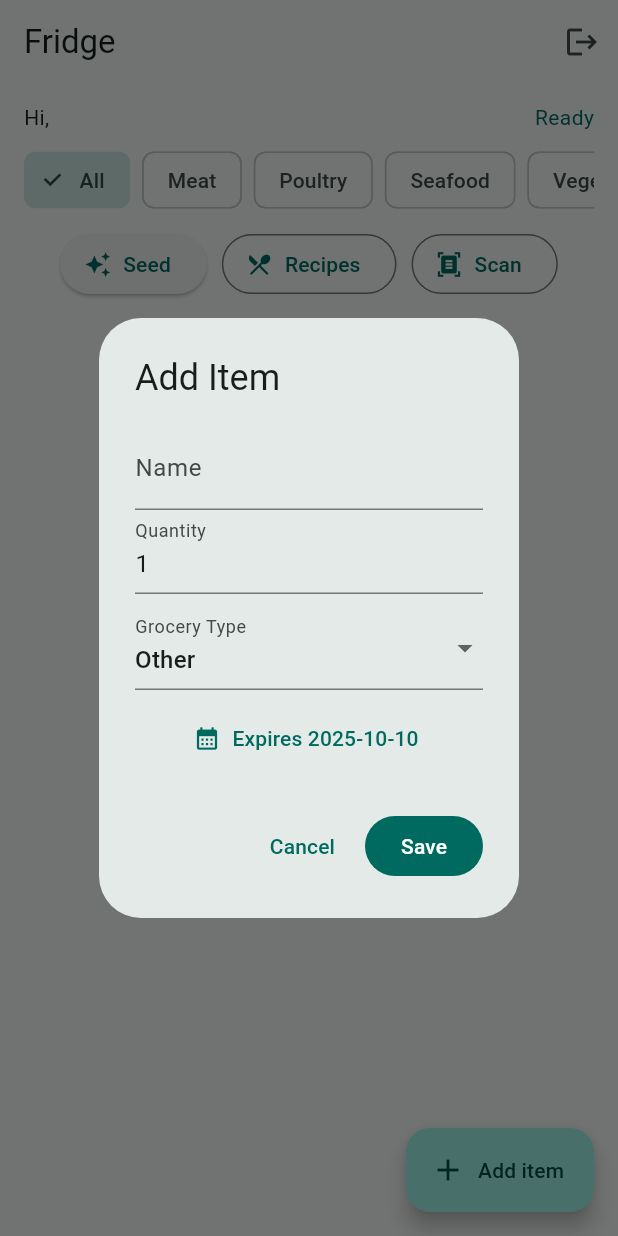
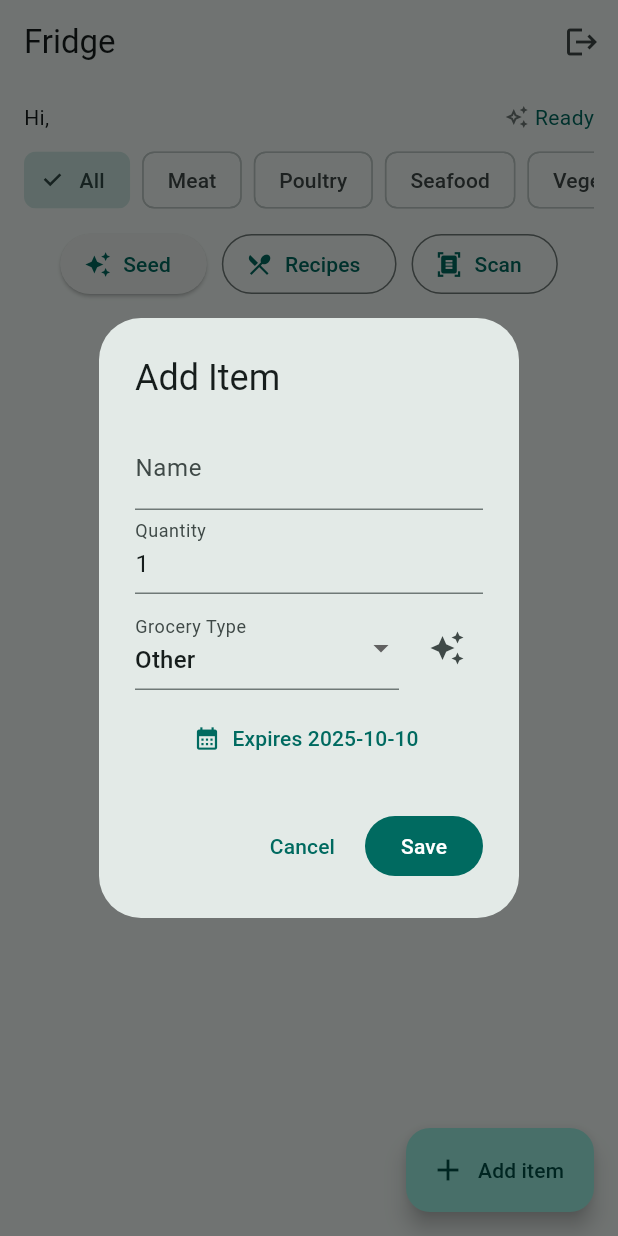
Before and after one commit to damo8852/fridge, a Flutter app: the screen it shows once a user with an empty profile is signed in, after a tap on "Add item", on a phone screen of 412 x 824 dp. Run offline on Flutter 3.47's test engine with Material 3 defaults, Android fonts, the phone set to English and light mode, and no system bars; our stand-ins replace cloud_firestore, cloud_functions, firebase_auth, firebase_core, flutter_local_notifications, google_sign_in and 2 more; missing offline and left inert: google_mlkit_text_recognition, mobile_scanner; accounts and stored records are empty; network calls fail.

```diff
--- a/lib/screens/home.dart
+++ b/lib/screens/home.dart
@@ -5,6 +5,7 @@ import 'package:cloud_firestore/cloud_firestore.dart';
 import '../services/auth.dart';
 import '../services/recipes.dart';
 import '../services/notifications.dart';
+import '../services/llm_service.dart';
 import '../widgets/item_tile.dart';
 import '../models/grocery_type.dart';
 import 'scan.dart';
@@ -22,6 +23,20 @@ class _HomePageState extends State<HomePage> {
   User get user => _auth.currentUser!;
   String _status = 'Ready';
   GroceryType? _selectedFilter;
+  bool _llmAvailable = false;
+
+  @override
+  void initState() {
+    super.initState();
+    _checkLLMAvailability();
+  }
+
+  Future<void> _checkLLMAvailability() async {
+    final available = await LLMService().isAvailable();
+    if (mounted) {
+      setState(() => _llmAvailable = available);
+    }
+  }
 
   @override
   Widget build(BuildContext context) {
@@ -52,7 +67,19 @@ class _HomePageState extends State<HomePage> {
             child: Row(
               children: [
                 Expanded(child: Text('Hi, ${user.isAnonymous ? 'Guest' : (user.displayName ?? 'you')}')),
+                Row(
+                  children: [
+                    Icon(
+                      _llmAvailable ? Icons.auto_awesome : Icons.auto_awesome_outlined,
+                      size: 16,
+                      color: _llmAvailable
+                        ? Theme.of(context).colorScheme.primary
+                        : Theme.of(context).colorScheme.outline,
+                    ),
+                    const SizedBox(width: 4),
                     Text(_status, style: TextStyle(color: Theme.of(context).colorScheme.primary)),
+                  ],
+                ),
               ],
             ),
           ),
@@ -188,6 +215,35 @@ class _HomePageState extends State<HomePage> {
     final qtyCtrl = TextEditingController(text: '1');
     DateTime expiry = DateTime.now().add(const Duration(days: 5));
     GroceryType selectedType = GroceryType.other;
+    bool isPredicting = false;
+
+    Future<void> predictExpiry() async {
+      final name = nameCtrl.text.trim();
+      if (name.isEmpty) return;
+
+      setState(() => isPredicting = true);
+
+      try {
+        final prediction = await LLMService().predictExpiryAndType(name);
+        if (prediction != null) {
+          final days = prediction['days'] as int?;
+          final type = prediction['type'] as String?;
+
+          if (days != null) {
+            setState(() {
+              expiry = DateTime.now().add(Duration(days: days));
+              if (type != null) {
+                selectedType = GroceryType.fromString(type);
+              }
+            });
+          }
+        }
+      } catch (e) {
+        print('Prediction error: $e');
+      } finally {
+        setState(() => isPredicting = false);
+      }
+    }
 
     Future<void> save() async {
       final name = nameCtrl.text.trim();
@@ -220,14 +276,30 @@ class _HomePageState extends State<HomePage> {
             content: Column(
               mainAxisSize: MainAxisSize.min,
               children: [
-                TextField(controller: nameCtrl, decoration: const InputDecoration(labelText: 'Name')),
+                TextField(
+                  controller: nameCtrl,
+                  decoration: const InputDecoration(labelText: 'Name'),
+                  onChanged: (value) {
+                    // Trigger prediction when name changes (with debounce)
+                    if (value.trim().isNotEmpty) {
+                      Future.delayed(const Duration(milliseconds: 1000), () {
+                        if (nameCtrl.text.trim() == value.trim()) {
+                          predictExpiry();
+                        }
+                      });
+                    }
+                  },
+                ),
                 TextField(
                   controller: qtyCtrl,
                   decoration: const InputDecoration(labelText: 'Quantity'),
                   keyboardType: TextInputType.number,
                 ),
                 const SizedBox(height: 8),
-                DropdownButtonFormField<GroceryType>(
+                Row(
+                  children: [
+                    Expanded(
+                      child: DropdownButtonFormField<GroceryType>(
                         value: selectedType,
                         decoration: const InputDecoration(labelText: 'Grocery Type'),
                         items: GroceryType.allTypes.map((type) => DropdownMenuItem(
@@ -237,6 +309,26 @@ class _HomePageState extends State<HomePage> {
                         onChanged: (value) {
                           if (value != null) setLocal(() => selectedType = value);
                         },
+                      ),
+                    ),
+                    const SizedBox(width: 8),
+                    IconButton(
+                      onPressed: isPredicting ? null : () async {
+                        final name = nameCtrl.text.trim();
+                        if (name.isNotEmpty) {
+                          await predictExpiry();
+                        }
+                      },
+                      icon: isPredicting
+                        ? const SizedBox(
+                            width: 20,
+                            height: 20,
+                            child: CircularProgressIndicator(strokeWidth: 2),
+                          )
+                        : const Icon(Icons.auto_awesome),
+                      tooltip: 'Predict expiry with AI',
+                    ),
+                  ],
                 ),
                 const SizedBox(height: 8),
                 TextButton.icon(
--- a/pubspec.yaml
+++ b/pubspec.yaml
@@ -47,6 +47,7 @@ dependencies:
   mobile_scanner: ^7.1.2
   collection: ^1.17.1
   image_picker: ^1.1.2
+  http: ^1.2.0
 
 dev_dependencies:
   flutter_test:
```
Also changed, not shown: lib/screens/scan.dart (+40 -3 lines), lib/services/llm_service.dart (added, +212 -0 lines), lib/services/parser.dart (+117 -37 lines), pubspec.lock, 1 other file. Lines whose indentation alone changed are shown as unchanged.
